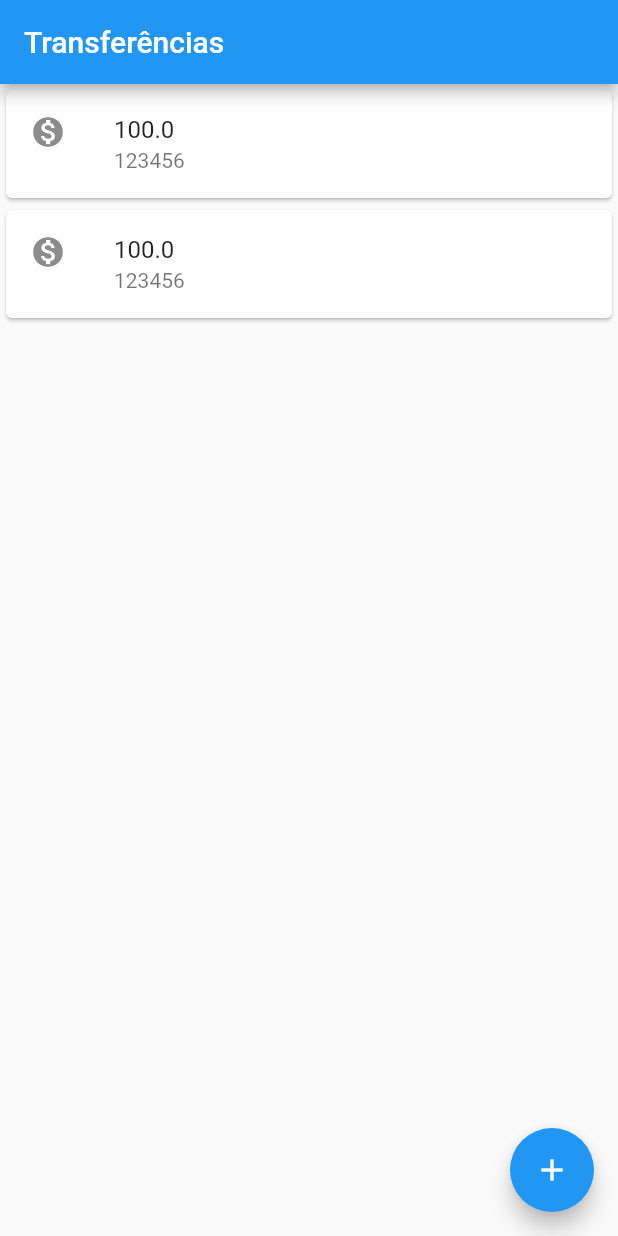
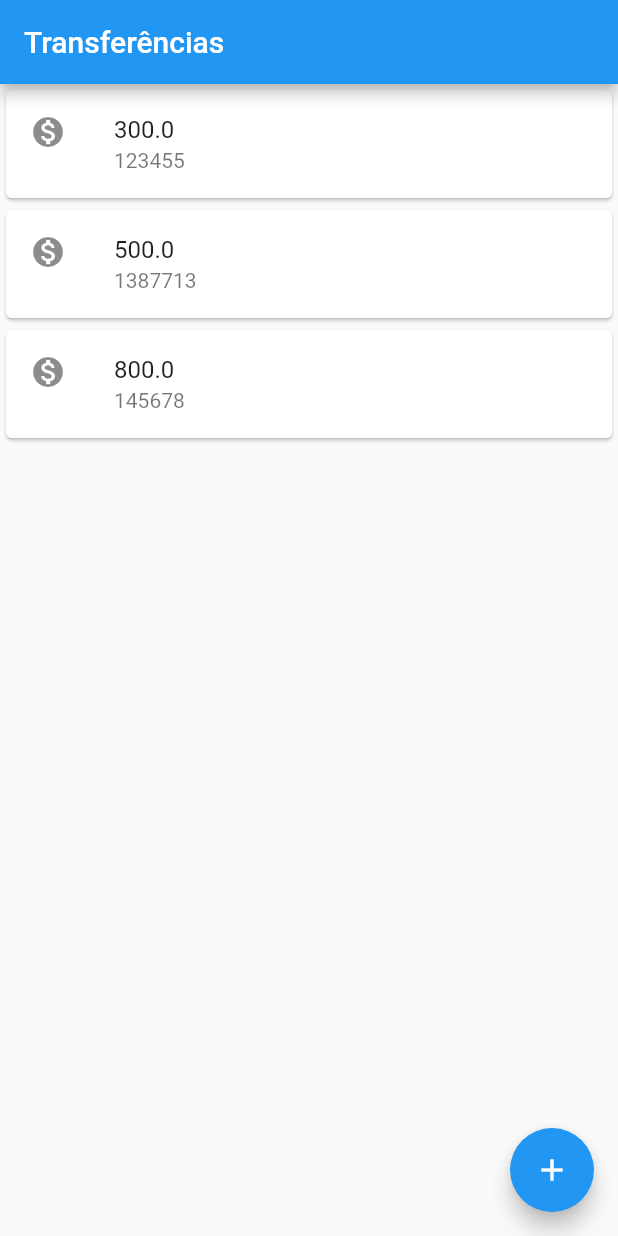
Before and after one commit to Gabarros/ByteBank, a Flutter app: the screen it shows after launch, on a phone screen of 412 x 824 dp. Run offline on Flutter 3.47's test engine with Material 2 defaults, Android fonts, the phone set to English and light mode, and no system bars.

Commit message:
Create new components

```diff
--- a/lib/main.dart
+++ b/lib/main.dart
@@ -2,29 +2,52 @@ import 'package:flutter/material.dart';
 
 void main() => runApp(MaterialApp(
       home: Scaffold(
+        body: TransferencesList(),
         appBar: AppBar(
           title: Text(
             'Transferências',
           ),
         ),
-        body: Column(
-          children: <Widget>[
-            Card(
-              child: ListTile(
-                leading: Icon(Icons.monetization_on),
-                title: Text('100.0'),
-                subtitle: Text('123456'),
-              ),
-            ),
-            Card(
-              child: ListTile(
-                leading: Icon(Icons.monetization_on),
-                title: Text('100.0'),
-                subtitle: Text('123456'),
-              ),
-            ),
-          ],
+        floatingActionButton: FloatingActionButton(
+          child: Icon(Icons.add),
         ),
-        floatingActionButton: FloatingActionButton(child: Icon(Icons.add)),
       ),
     ));
+
+class TransferencesList extends StatelessWidget {
+  @override
+  Widget build(BuildContext context) {
+    return Column(
+      children: <Widget>[
+        TransferenceItem(Transference(300, 123455)),
+        TransferenceItem(Transference(500, 1387713)),
+        TransferenceItem(Transference(800, 145678)),
+      ],
+    );
+  }
+}
+
+class TransferenceItem extends StatelessWidget {
+
+  final Transference _transference;
+
+  TransferenceItem(this._transference);
+
+  @override
+  Widget build(BuildContext context) {
+    return Card(
+      child: ListTile(
+        leading: Icon(Icons.monetization_on),
+        title: Text(_transference.value.toString()),
+        subtitle: Text(_transference.accountNumber.toString()),
+      ),
+    );
+  }
+}
+
+class Transference{
+  final double value;
+  final int accountNumber;
+
+  Transference(this.value, this.accountNumber);
+}
```
